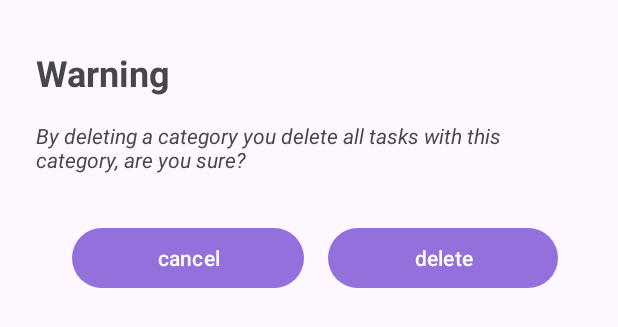
After one commit to Wpompeo/Task_Beat_, an Android app: the layout info_bottom_sheet.xml on its own in the app's theme, with its tools: preview values and no code run, on a phone screen of 412 x 824 dp. The commit adds this screen. Shown: the top 327 px of the screen. Run offline under Robolectric (Android 15) with nearby library versions, the phone set to English and light mode, and no system bars.

Commit message:
Commit four.
Development and adjustments to the files:
info_bottom_sheet.xml
InfoBottomSheet
MainActivity.kt
strings.xml
TaskBeatDataBase.kt
TaskDao.kt
TaskEntity.kt

```diff
--- a/app/src/main/java/com/devspace/taskbeats/TaskBeatDataBase.kt
+++ b/app/src/main/java/com/devspace/taskbeats/TaskBeatDataBase.kt
@@ -2,7 +2,7 @@ package com.devspace.taskbeats
 
 import androidx.room.Database
 import androidx.room.RoomDatabase
-@Database([CategoryEntity::class, TaskEntity::class], version = 2)
+@Database([CategoryEntity::class, TaskEntity::class], version = 4)
 abstract class TaskBeatDataBase : RoomDatabase(){
 
     abstract fun getCategoryDao() : CategoryDao
--- a/app/src/main/java/com/devspace/taskbeats/TaskDao.kt
+++ b/app/src/main/java/com/devspace/taskbeats/TaskDao.kt
@@ -25,4 +25,10 @@ interface TaskDao {
 
     @Delete
     fun delete(taskEntity: TaskEntity)
+
+    @Query("Select * From taskentity where category is :categoryName")
+    fun getAllByCategoryName(categoryName: String): List<TaskEntity>
+
+    @Delete
+    fun deleteAll(taskEntity: List<TaskEntity>)
 }
--- /dev/null
+++ b/app/src/main/res/layout/info_bottom_sheet.xml
@@ -0,0 +1,57 @@
+<?xml version="1.0" encoding="utf-8"?>
+<LinearLayout xmlns:android="http://schemas.android.com/apk/res/android"
+    xmlns:tools="http://schemas.android.com/tools"
+    android:layout_width="match_parent"
+    android:layout_height="wrap_content"
+    android:orientation="vertical"
+    android:padding="16dp">
+
+    <TextView
+        android:id="@+id/tv_info_title"
+        android:layout_width="match_parent"
+        android:layout_height="wrap_content"
+        android:layout_marginStart="8dp"
+        android:layout_marginTop="16dp"
+        android:layout_marginEnd="8dp"
+        tools:text="@string/category_delete_title"
+        android:textSize="24sp"
+        android:textStyle="bold" />
+
+    <TextView
+        android:id="@+id/tv_info_description"
+        android:layout_width="match_parent"
+        android:layout_height="wrap_content"
+        android:layout_marginStart="8dp"
+        android:layout_marginTop="16dp"
+        android:layout_marginEnd="8dp"
+        android:textStyle="italic"
+        tools:text="@string/category_delete_description" />
+
+    <LinearLayout
+        android:orientation="horizontal"
+        android:layout_width="match_parent"
+        android:layout_height="wrap_content"
+        android:padding="16dp"
+        android:gravity="center"
+        android:weightSum="2">
+
+    <Button
+        android:id="@+id/btn_info_cancel"
+        android:layout_margin="16dp"
+        android:layout_width="wrap_content"
+        android:layout_height="wrap_content"
+        android:layout_weight="1"
+        tools:text="@string/cancel"/>
+
+    <Button
+        android:id="@+id/btn_info_delete"
+        android:layout_marginEnd="8dp"
+        android:layout_weight="1"
+        android:layout_width="wrap_content"
+        android:layout_height="wrap_content"
+        android:text="@string/delete"/>
+    </LinearLayout>
+
+
+
+</LinearLayout>
--- a/app/src/main/res/values/strings.xml
+++ b/app/src/main/res/values/strings.xml
@@ -6,6 +6,7 @@
     <string name="update_task_title">Update task</string>
     <string name="update">update</string>
     <string name="delete">delete</string>
+    <string name="cancel">cancel</string>
     <string name="category_delete_title">Warning</string>
     <string name="category_delete_description">By deleting a category you delete all tasks with this category, are you sure?</string>
 </resources>
```
Also changed, not shown: app/src/main/java/com/devspace/taskbeats/InfoBottomSheet.kt (added, +47 -0 lines), app/src/main/java/com/devspace/taskbeats/MainActivity.kt (+73 -9 lines), app/src/main/java/com/devspace/taskbeats/TaskEntity.kt (+11 -1 lines).
